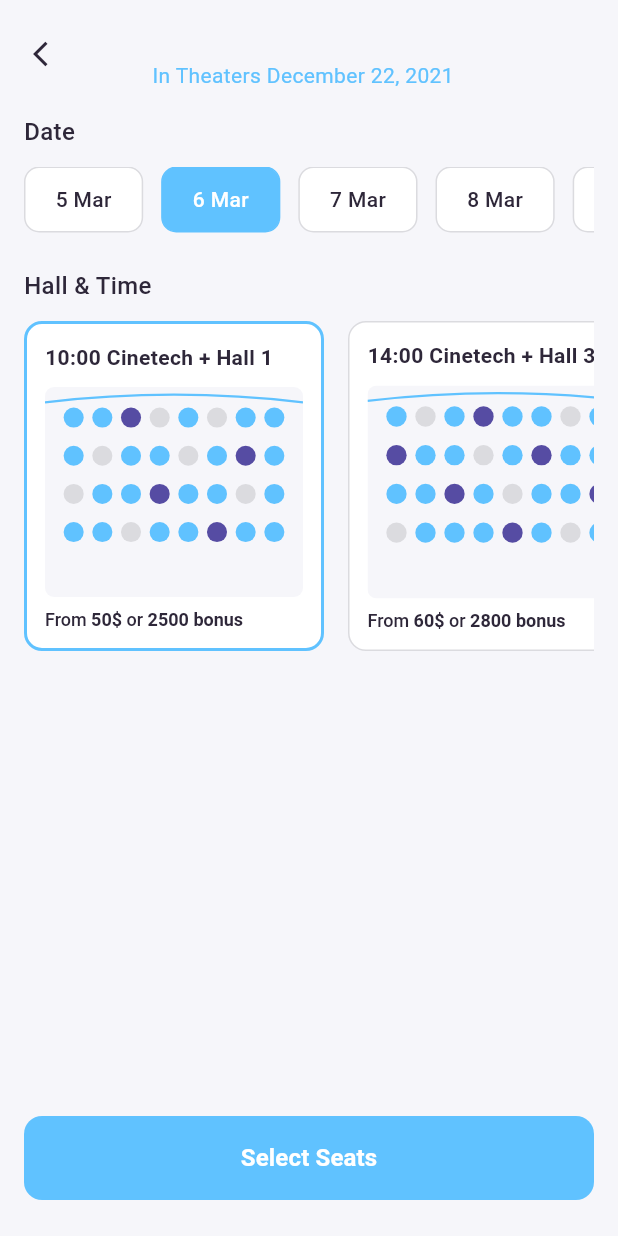
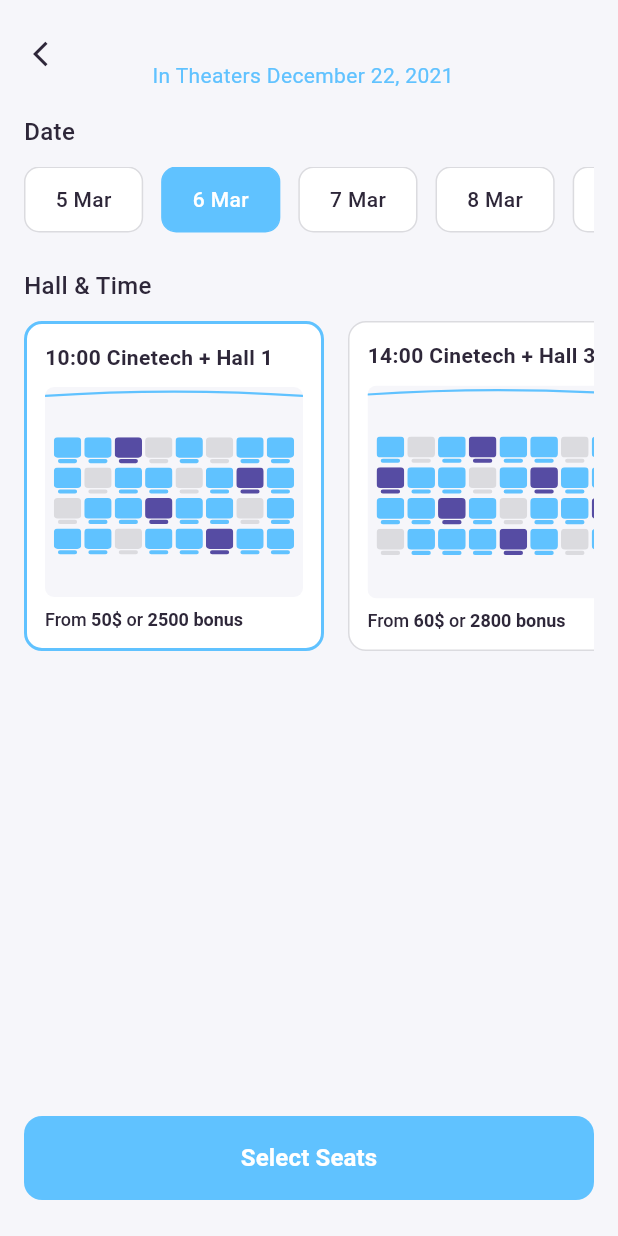
Before and after one commit to JabbarKakar/tentwenty_task, a Flutter app: the HallAndTimesScreen screen opened directly with empty values, after a tap on "6 Mar", on a phone screen of 412 x 824 dp. Run offline on Flutter 3.47's test engine with Material 3 defaults, Android fonts, the phone set to English and light mode, and no system bars; our stand-ins replace dio, flutter_svg, webview_flutter; missing offline and left inert: webview_flutter_android; network calls fail.

Commit message:
By Jabbar, Add seat SVG icon and update seat rendering to use SVG
Introduced a new seat.svg asset and updated seat rendering in hall and seat selection screens to use the SVG icon with color tinting. Added a utility method in AppAssets for rendering SVGs with a color filter, replacing previous custom drawing logic for seats.

```diff
--- a/lib/core/constants/app_assets.dart
+++ b/lib/core/constants/app_assets.dart
@@ -11,6 +11,24 @@ abstract class AppAssets {
   static const String iconsWatch = 'assets/icons/watch.svg';
   static const String iconsMediaLibrary = 'assets/icons/mediaLibrary.svg';
   static const String iconsMore = 'assets/icons/more.svg';
+
+  // --- Seat icon (SVG) ---
+  static const String iconsSeat = 'assets/icons/seat.svg';
+
+  /// Renders an SVG with a solid color tint (e.g. for seat icons).
+  static Widget svgWithColor(
+    String assetPath, {
+    required Color color,
+    double? width,
+    double? height,
+  }) {
+    return SvgPicture.asset(
+      assetPath,
+      width: width,
+      height: height,
+      colorFilter: ColorFilter.mode(color, BlendMode.srcIn),
+    );
+  }
 
   /// Renders an SVG nav bar icon with active (white) or inactive (grey) color.
   static Widget navIcon(
--- a/lib/presentation/screens/hall_and_times_screen.dart
+++ b/lib/presentation/screens/hall_and_times_screen.dart
@@ -1,4 +1,5 @@
 import 'package:flutter/material.dart';
+import '../../core/constants/app_assets.dart';
 import 'seat_selection_screen.dart';
 
 /// Dummy screening: time, cinema, hall, price, bonus.
@@ -314,13 +315,58 @@ class _HallAndTimesScreenState extends State<HallAndTimesScreen> {
   }
 
   Widget _buildMiniSeatMap(List<List<int>> grid) {
+    const cRegular = Color(0xFF60C2FF);
+    const cVip = Color(0xFF564CA3);
+    const cBooked = Color(0xFFDBDBDF);
+    final rows = grid.length;
+    final cols = rows > 0 ? grid[0].length : 0;
+    if (rows == 0 || cols == 0) return const SizedBox.shrink();
     return ClipRRect(
       borderRadius: BorderRadius.circular(6),
       child: Container(
         color: const Color(0xFFF6F6FA),
-        child: CustomPaint(
-          size: const Size(double.infinity, double.infinity),
-          painter: _MiniSeatMapPainter(grid: grid),
+        child: Column(
+          children: [
+            SizedBox(
+              height: 6,
+              width: double.infinity,
+              child: CustomPaint(painter: _MiniScreenArcPainter()),
+            ),
+            Expanded(
+              child: LayoutBuilder(
+                builder: (context, c) {
+                  final cellW = c.maxWidth / cols;
+                  final cellH = c.maxHeight / rows;
+                  final seatSize = (cellW < cellH ? cellW : cellH) * 0.85;
+                  return Column(
+                    mainAxisAlignment: MainAxisAlignment.center,
+                    mainAxisSize: MainAxisSize.min,
+                    children: List.generate(rows, (i) => Row(
+                      mainAxisAlignment: MainAxisAlignment.center,
+                      mainAxisSize: MainAxisSize.min,
+                      children: List.generate(cols, (j) {
+                        Color color;
+                        switch (grid[i][j]) {
+                          case 0: color = cRegular; break;
+                          case 1: color = cVip; break;
+                          default: color = cBooked;
+                        }
+                        return Padding(
+                          padding: const EdgeInsets.all(1),
+                          child: AppAssets.svgWithColor(
+                            AppAssets.iconsSeat,
+                            color: color,
+                            width: seatSize,
+                            height: seatSize,
+                          ),
+                        );
+                      }),
+                    )),
+                  );
+                },
+              ),
+            ),
+          ],
         ),
       ),
     );
@@ -347,45 +393,20 @@ class _HallAndTimesScreenState extends State<HallAndTimesScreen> {
   }
 }
 
-class _MiniSeatMapPainter extends CustomPainter {
-  final List<List<int>> grid;
-
-  _MiniSeatMapPainter({required this.grid});
-
+class _MiniScreenArcPainter extends CustomPainter {
   @override
   void paint(Canvas canvas, Size size) {
     const cRegular = Color(0xFF60C2FF);
-    const cVip = Color(0xFF564CA3);
-    const cBooked = Color(0xFFDBDBDF);
-    final rows = grid.length;
-    final cols = rows > 0 ? grid[0].length : 0;
-    if (rows == 0 || cols == 0) return;
-    final cellW = size.width / (cols + 1);
-    final cellH = size.height / (rows + 1.5);
-    final r = (cellW < cellH ? cellW : cellH) * 0.35;
-    for (var i = 0; i < rows; i++) {
-      for (var j = 0; j < cols; j++) {
-        Color color;
-        switch (grid[i][j]) {
-          case 0:
-            color = cRegular;
-            break;
-          case 1:
-            color = cVip;
-            break;
-          default:
-            color = cBooked;
-        }
-        final cx = (j + 1) * cellW;
-        final cy = (i + 0.8) * cellH;
-        canvas.drawCircle(Offset(cx, cy), r, Paint()..color = color);
-      }
-    }
-    // Curved screen line at top
     final path = Path()
-      ..moveTo(0, cellH * 0.4)
-      ..quadraticBezierTo(size.width / 2, 0, size.width, cellH * 0.4);
-    canvas.drawPath(path, Paint()..color = cRegular..strokeWidth = 1.5..style = PaintingStyle.stroke);
+      ..moveTo(0, size.height)
+      ..quadraticBezierTo(size.width / 2, 0, size.width, size.height);
+    canvas.drawPath(
+      path,
+      Paint()
+        ..color = cRegular
+        ..style = PaintingStyle.stroke
+        ..strokeWidth = 1.5,
+    );
   }
 
   @override
--- a/lib/presentation/screens/seat_selection_screen.dart
+++ b/lib/presentation/screens/seat_selection_screen.dart
@@ -1,4 +1,5 @@
 import 'package:flutter/material.dart';
+import '../../core/constants/app_assets.dart';
 
 /// Seat state: 0=regular available, 1=VIP available, 2=booked, 3=selected.
 const int _regular = 0;
@@ -283,13 +284,11 @@ class _SeatSelectionScreenState extends State<SeatSelectionScreen> {
       padding: const EdgeInsets.symmetric(horizontal: 2),
       child: GestureDetector(
         onTap: () => _toggleSeat(r, c),
-        child: Container(
+        child: AppAssets.svgWithColor(
+          AppAssets.iconsSeat,
+          color: color,
           width: 20,
           height: 20,
-          decoration: BoxDecoration(
-            color: color,
-            borderRadius: BorderRadius.circular(4),
-          ),
         ),
       ),
     );
@@ -338,11 +337,7 @@ class _SeatSelectionScreenState extends State<SeatSelectionScreen> {
     return Row(
       mainAxisSize: MainAxisSize.min,
       children: [
-        Container(
-          width: 16,
-          height: 16,
-          decoration: BoxDecoration(color: color, borderRadius: BorderRadius.circular(3)),
-        ),
+        AppAssets.svgWithColor(AppAssets.iconsSeat, color: color, width: 16, height: 16),
         const SizedBox(width: 6),
         Text(label, style: const TextStyle(fontSize: 12, color: Color(0xFF2E2739))),
       ],
```
Also changed, not shown: assets/icons/seat.svg (added).
